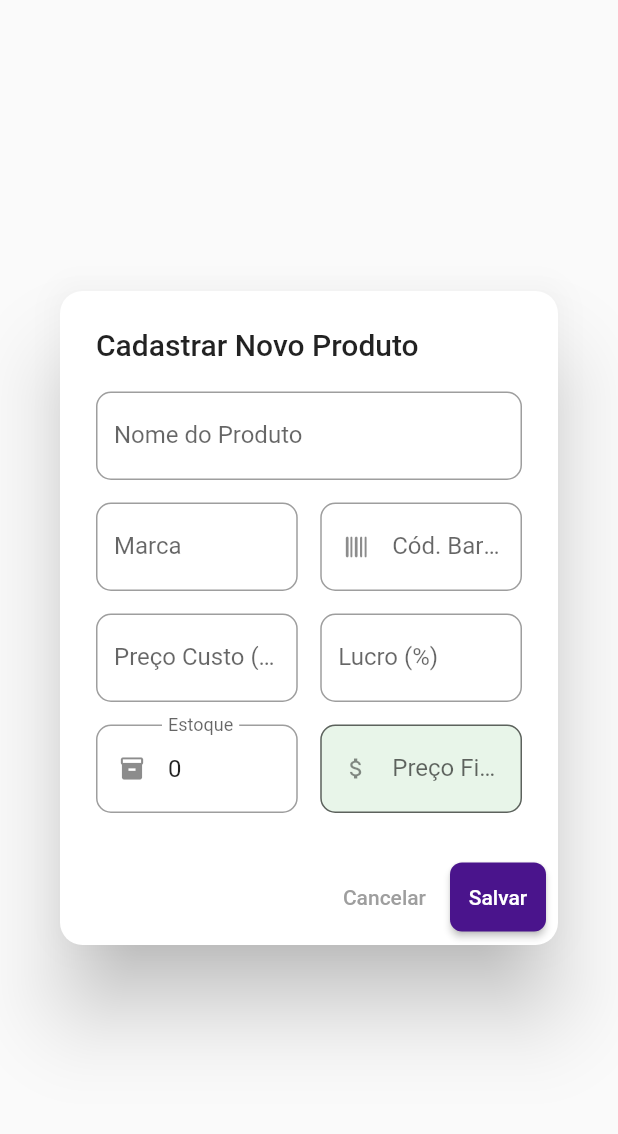
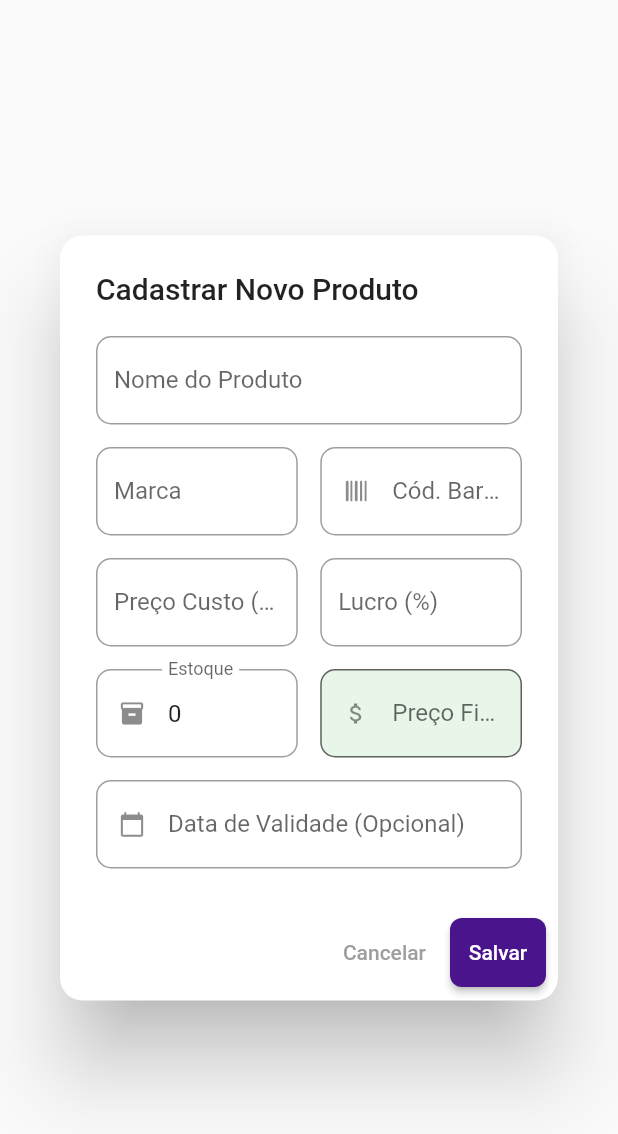
Before and after one commit to darlanv13/agenpets, a Flutter app: the ProductEditorDialog widget shown alone on an empty page, opened directly, on a phone screen of 412 x 824 dp. Shown: the top 1134 px of the screen. Run offline on Flutter 3.47's test engine with Material 3 defaults, Android fonts, the phone set to English and light mode, and no system bars; our stand-ins replace cloud_firestore, cloud_functions, firebase_auth, firebase_core, firebase_messaging, firebase_storage and 6 more; missing offline and left inert: cpf_cnpj_validator; accounts and stored records are empty.

Commit message:
Add Product Expiration Logic and UI Alerts
- Modified `ProductEditorDialog` to include an expiration date picker (`data_validade`) and save it to Firestore.
- Updated `LojaView` to filter out expired products from the catalog grid.
- Updated `GestaoEstoqueView` to include a "Vencidos" filter, a new KPI card for expired items, and visual alerts in the product table.
- Added dependency on `intl` for date formatting.

```diff
--- a/lib/admin_web/views/gestao_estoque_view.dart
+++ b/lib/admin_web/views/gestao_estoque_view.dart
@@ -2,6 +2,7 @@ import 'package:flutter/material.dart';
 import 'package:cloud_firestore/cloud_firestore.dart';
 import 'package:firebase_core/firebase_core.dart';
 import 'package:font_awesome_flutter/font_awesome_flutter.dart';
+import 'package:intl/intl.dart';
 import '../widgets/product_editor_dialog.dart';
 
 class GestaoEstoqueView extends StatefulWidget {
@@ -67,25 +68,44 @@ class _GestaoEstoqueViewState extends State<GestaoEstoqueView> {
           docs = docs.where((doc) {
             var data = doc.data() as Map<String, dynamic>;
             int estoque = (data['qtd_estoque'] ?? 0);
+            DateTime? validade;
+            if (data['data_validade'] != null) {
+              validade = (data['data_validade'] as Timestamp).toDate();
+            }
+
             if (_filtroStatus == 'Sem Estoque') return estoque <= 0;
             if (_filtroStatus == 'Baixo Estoque')
               return estoque > 0 && estoque < 5;
+            if (_filtroStatus == 'Vencidos') {
+              if (validade == null) return false;
+              return validade.isBefore(DateTime.now());
+            }
             return true;
           }).toList();
         }
 
-        // Cálculos de Resumo
+        // Cálculos de Resumo (Calcula sobre TUDO antes do filtro de status ou sobre o filtrado?
+        // Geralmente KPI é sobre o todo, mas aqui estamos iterando sobre 'docs' que já pode estar filtrado por busca.
+        // Vamos iterar sobre o resultado atual para manter consistência visual.)
         double valorTotalEstoque = 0;
         int itensBaixoEstoque = 0;
         int itensSemEstoque = 0;
+        int itensVencidos = 0;
 
         for (var doc in docs) {
           var data = doc.data() as Map<String, dynamic>;
           int estoque = (data['qtd_estoque'] ?? 0);
           double custo = (data['preco_custo'] ?? 0).toDouble();
+          DateTime? validade;
+          if (data['data_validade'] != null) {
+            validade = (data['data_validade'] as Timestamp).toDate();
+          }
 
           if (estoque <= 0) itensSemEstoque++;
           if (estoque > 0 && estoque < 5) itensBaixoEstoque++;
+          if (validade != null && validade.isBefore(DateTime.now())) {
+            itensVencidos++;
+          }
 
           valorTotalEstoque += (estoque * custo);
         }
@@ -97,6 +117,7 @@ class _GestaoEstoqueViewState extends State<GestaoEstoqueView> {
               valorTotalEstoque,
               itensBaixoEstoque,
               itensSemEstoque,
+              itensVencidos,
             ),
             SizedBox(height: 30),
             Expanded(child: _buildStockTable(docs)),
@@ -184,7 +205,7 @@ class _GestaoEstoqueViewState extends State<GestaoEstoqueView> {
           child: DropdownButtonHideUnderline(
             child: DropdownButton<String>(
               value: _filtroStatus,
-              items: ['Todos', 'Baixo Estoque', 'Sem Estoque']
+              items: ['Todos', 'Baixo Estoque', 'Sem Estoque', 'Vencidos']
                   .map((e) => DropdownMenuItem(value: e, child: Text(e)))
                   .toList(),
               onChanged: (v) => setState(() => _filtroStatus = v!),
@@ -216,6 +237,7 @@ class _GestaoEstoqueViewState extends State<GestaoEstoqueView> {
     double valorTotal,
     int baixoEstoque,
     int semEstoque,
+    int vencidos,
   ) {
     // Usando LayoutBuilder ou Wrap para responsividade
     // Aqui vamos usar um Wrap com tamanhos fixos mínimos para simular o Grid responsivo
@@ -254,6 +276,13 @@ class _GestaoEstoqueViewState extends State<GestaoEstoqueView> {
           "$semEstoque itens",
           Colors.red,
           FontAwesomeIcons.ban,
+          width: cardWidth,
+        ),
+        _buildKpiCard(
+          "Vencidos",
+          "$vencidos itens",
+          Colors.purple,
+          FontAwesomeIcons.calendarXmark,
           width: cardWidth,
         ),
       ],
@@ -334,6 +363,7 @@ class _GestaoEstoqueViewState extends State<GestaoEstoqueView> {
               DataColumn(label: Text("Preço Custo")),
               DataColumn(label: Text("Preço Venda")),
               DataColumn(label: Text("Estoque")),
+              DataColumn(label: Text("Validade")),
               DataColumn(label: Text("Status")),
               DataColumn(label: Text("Ações")),
             ],
@@ -351,11 +381,20 @@ class _GestaoEstoqueViewState extends State<GestaoEstoqueView> {
     double custo = (data['preco_custo'] ?? 0).toDouble();
     double venda = (data['preco'] ?? 0).toDouble();
     int estoque = (data['qtd_estoque'] ?? 0);
+    DateTime? validade;
+    if (data['data_validade'] != null) {
+      validade = (data['data_validade'] as Timestamp).toDate();
+    }
 
     // Status
     Color statusColor = Colors.green;
     String statusText = "Em Estoque";
-    if (estoque <= 0) {
+
+    // Lógica de Prioridade de Status
+    if (validade != null && validade.isBefore(DateTime.now())) {
+      statusColor = Colors.purple;
+      statusText = "Vencido";
+    } else if (estoque <= 0) {
       statusColor = Colors.red;
       statusText = "Esgotado";
     } else if (estoque < 5) {
@@ -402,6 +441,19 @@ class _GestaoEstoqueViewState extends State<GestaoEstoqueView> {
             child: Text(
               "$estoque",
               style: TextStyle(fontWeight: FontWeight.bold),
+            ),
+          ),
+        ),
+        DataCell(
+          Text(
+            validade != null ? DateFormat('dd/MM/yy').format(validade) : "-",
+            style: TextStyle(
+              color: (validade != null && validade.isBefore(DateTime.now()))
+                  ? Colors.red
+                  : Colors.black87,
+              fontWeight: (validade != null && validade.isBefore(DateTime.now()))
+                  ? FontWeight.bold
+                  : FontWeight.normal,
             ),
           ),
         ),
--- a/lib/admin_web/views/loja_view.dart
+++ b/lib/admin_web/views/loja_view.dart
@@ -216,10 +216,23 @@ class _LojaViewState extends State<LojaView> {
 
         var docs = snapshot.data!.docs;
 
-        // Filtro local
-        if (_filtroBusca.isNotEmpty) {
-          docs = docs.where((doc) {
-            var data = doc.data() as Map<String, dynamic>;
+        // Filtro local (Busca + Validade)
+        docs = docs.where((doc) {
+          var data = doc.data() as Map<String, dynamic>;
+
+          // Filtro de Validade: Não mostrar vencidos
+          if (data['data_validade'] != null) {
+            DateTime validade = (data['data_validade'] as Timestamp).toDate();
+            // Considera vencido se for antes de hoje (começo do dia)
+            // Ou se quiser ser estrito, antes de agora.
+            // Vamos considerar vencido se validade < hoje
+            if (validade.isBefore(DateTime.now().subtract(Duration(days: 1)))) {
+              return false;
+            }
+          }
+
+          // Filtro de Texto
+          if (_filtroBusca.isNotEmpty) {
             String nome = (data['nome'] ?? '').toString().toLowerCase();
             String codigo = (data['codigo_barras'] ?? '').toString();
             String marca = (data['marca'] ?? '').toString().toLowerCase();
@@ -227,8 +240,10 @@ class _LojaViewState extends State<LojaView> {
             return nome.contains(busca) ||
                 codigo.contains(busca) ||
                 marca.contains(busca);
-          }).toList();
-        }
+          }
+
+          return true;
+        }).toList();
 
         if (docs.isEmpty) {
           return Center(
--- a/lib/admin_web/widgets/product_editor_dialog.dart
+++ b/lib/admin_web/widgets/product_editor_dialog.dart
@@ -2,6 +2,7 @@ import 'package:flutter/material.dart';
 import 'package:cloud_firestore/cloud_firestore.dart';
 import 'package:firebase_core/firebase_core.dart';
 import 'package:font_awesome_flutter/font_awesome_flutter.dart';
+import 'package:intl/intl.dart';
 
 class ProductEditorDialog extends StatefulWidget {
   final DocumentSnapshot? produto; // Se null, é criação. Se não, é edição.
@@ -26,7 +27,9 @@ class _ProductEditorDialogState extends State<ProductEditorDialog> {
   final _margemCtrl = TextEditingController();
   final _precoCtrl = TextEditingController();
   final _estoqueCtrl = TextEditingController(text: '0');
+  final _validadeCtrl = TextEditingController();
 
+  DateTime? _dataValidade;
   bool _isLoading = false;
 
   @override
@@ -41,6 +44,11 @@ class _ProductEditorDialogState extends State<ProductEditorDialog> {
       _margemCtrl.text = (data['margem_lucro'] ?? 0.0).toString();
       _precoCtrl.text = (data['preco'] ?? 0.0).toString();
       _estoqueCtrl.text = (data['qtd_estoque'] ?? 0).toString();
+
+      if (data['data_validade'] != null) {
+        _dataValidade = (data['data_validade'] as Timestamp).toDate();
+        _validadeCtrl.text = DateFormat('dd/MM/yyyy').format(_dataValidade!);
+      }
     }
   }
 
@@ -78,6 +86,8 @@ class _ProductEditorDialogState extends State<ProductEditorDialog> {
         'margem_lucro': margem,
         'preco': preco,
         'qtd_estoque': estoque,
+        'data_validade':
+            _dataValidade != null ? Timestamp.fromDate(_dataValidade!) : null,
         'atualizado_em': FieldValue.serverTimestamp(),
       };
 
@@ -251,6 +261,44 @@ class _ProductEditorDialogState extends State<ProductEditorDialog> {
                     ),
                   ],
                 ),
+                SizedBox(height: 15),
+                TextFormField(
+                  controller: _validadeCtrl,
+                  readOnly: true,
+                  decoration: InputDecoration(
+                    labelText: "Data de Validade (Opcional)",
+                    prefixIcon: Icon(Icons.calendar_today, size: 18),
+                    border: OutlineInputBorder(
+                      borderRadius: BorderRadius.circular(10),
+                    ),
+                    suffixIcon: _dataValidade != null
+                        ? IconButton(
+                            icon: Icon(Icons.clear),
+                            onPressed: () {
+                              setState(() {
+                                _dataValidade = null;
+                                _validadeCtrl.clear();
+                              });
+                            },
+                          )
+                        : null,
+                  ),
+                  onTap: () async {
+                    DateTime? picked = await showDatePicker(
+                      context: context,
+                      initialDate: _dataValidade ?? DateTime.now(),
+                      firstDate: DateTime.now().subtract(Duration(days: 365)),
+                      lastDate: DateTime.now().add(Duration(days: 365 * 5)),
+                    );
+                    if (picked != null) {
+                      setState(() {
+                        _dataValidade = picked;
+                        _validadeCtrl.text =
+                            DateFormat('dd/MM/yyyy').format(picked);
+                      });
+                    }
+                  },
+                ),
               ],
             ),
           ),
```
